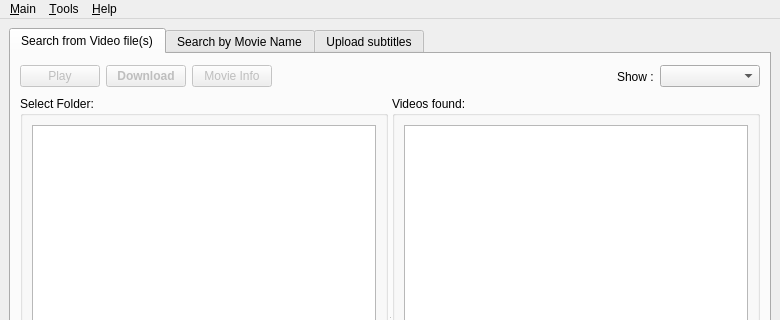
This is gui/main.ui in subdownloader/subdownloader as Qt 5 draws it before an edit; both pictures show x 0 to 780 and y 0 to 320 of the 780 by 593 pixel window. The edited form follows.
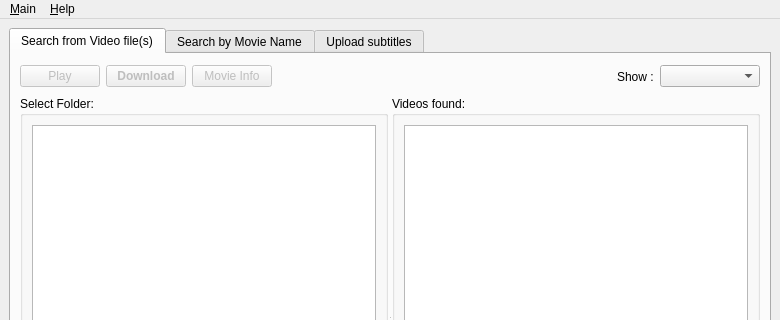
This is the edited form. Icons and pictures are not drawn. Custom widgets are drawn as their Qt base class.

Commit message: Moved preferences into Main menu

```diff
--- a/gui/main.ui
+++ b/gui/main.ui
@@ -834,12 +834,6 @@
     <property name="title" >
      <string>&amp;Main</string>
     </property>
-    <addaction name="action_Quit" />
-   </widget>
-   <widget class="QMenu" name="menuOptions" >
-    <property name="title" >
-     <string>&amp;Tools</string>
-    </property>
     <addaction name="action_ShowPreferences" />
    </widget>
    <widget class="QMenu" name="menu_Help" >
@@ -853,7 +847,6 @@
     <addaction name="action_HelpAbout" />
    </widget>
    <addaction name="menuMain" />
-   <addaction name="menuOptions" />
    <addaction name="menu_Help" />
   </widget>
   <action name="action_Quit" >
```
Left out of the diff: 2 changed lines with no effect on the pictures. The commit also changes 1 other file.
